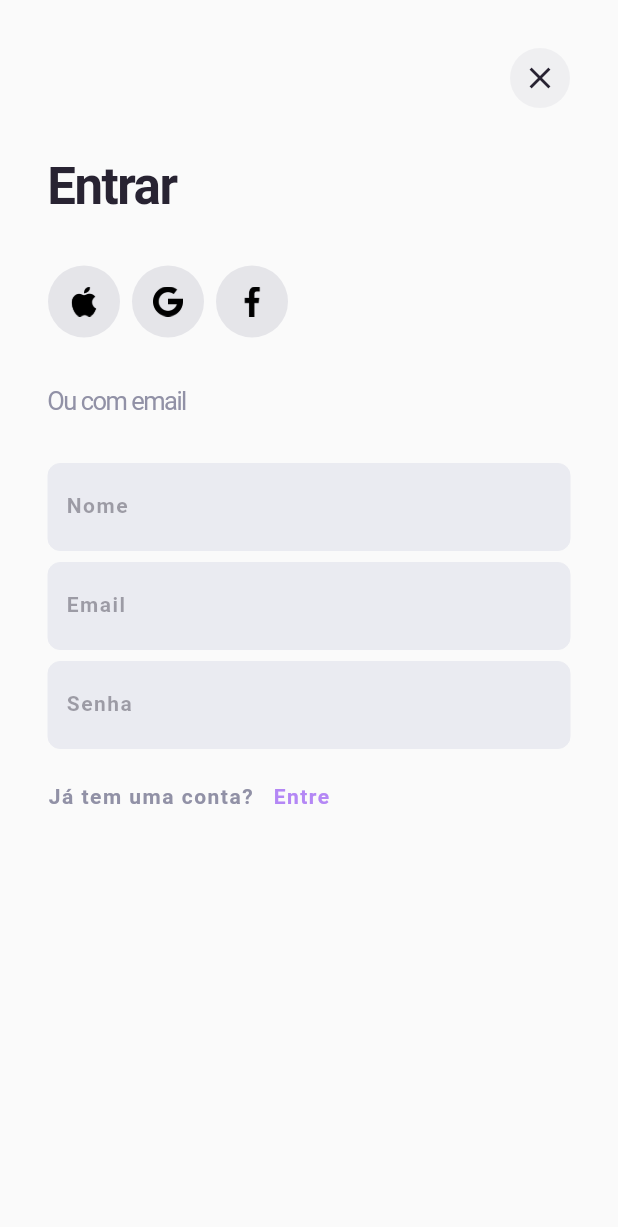
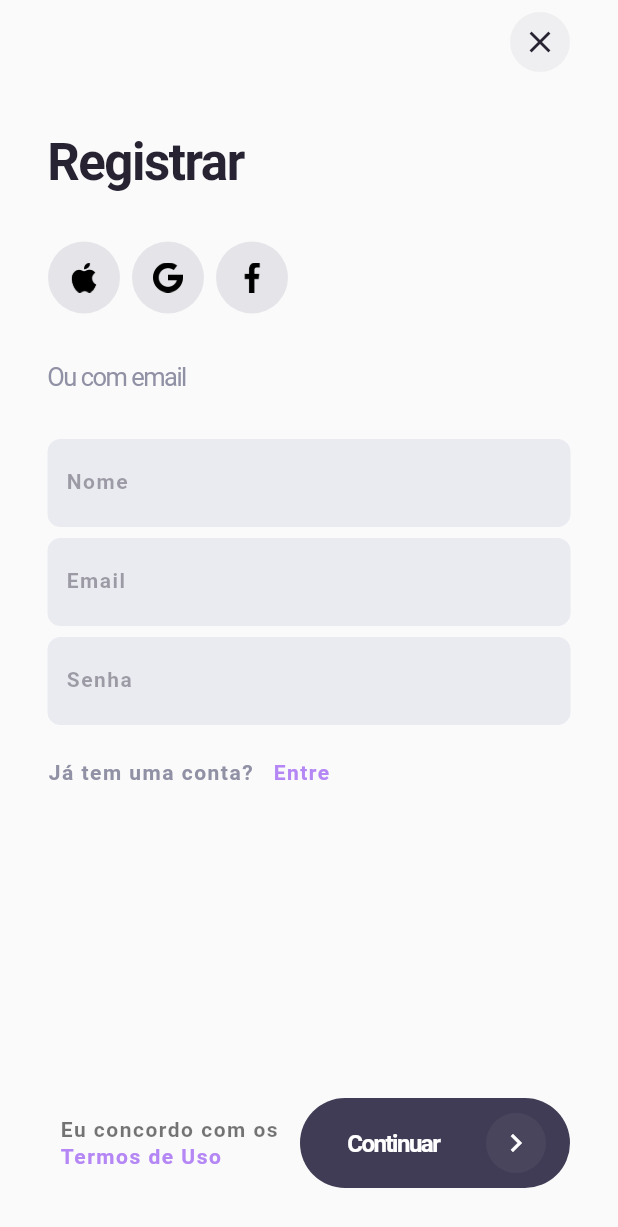
Before and after one commit to yanncabral/vitrine-flutter, a Flutter app: the screen it shows after launch, after a tap on "Entrar", on a phone screen of 412 x 824 dp. Shown: the top 1227 px of the screen. Run offline on Flutter 3.47's test engine with Material 2 defaults, Android fonts, the phone set to English and light mode, and no system bars; our stand-ins replace firebase_core, google_fonts; accounts and stored records are empty; Roboto replaces fonts that are missing (Overpass).

Commit message:
change close button to stay at app bar

```diff
--- a/lib/ui/signin_page.dart
+++ b/lib/ui/signin_page.dart
@@ -1,29 +1,39 @@
 import 'package:flutter/material.dart';
+import 'package:flutter/services.dart';
+import 'package:vitrine/ui/design/components/vanilla_action_button.dart';
 import 'package:vitrine/ui/design/vanilla_color_scheme.dart';
 
 class SignInPage extends StatelessWidget {
   @override
   Widget build(BuildContext context) {
     return Scaffold(
+      resizeToAvoidBottomInset: false,
+      appBar: AppBar(
+        elevation: 0,
+        backgroundColor: Theme.of(context).scaffoldBackgroundColor,
+        automaticallyImplyLeading: false,
+        actions: [
+          Padding(
+            padding: const EdgeInsets.symmetric(horizontal: 32.0),
+            child: CircleAvatar(
+              backgroundColor: VanillaColorScheme.medium.withOpacity(0.1),
+              child: IconButton(
+                color: VanillaColorScheme.black,
+                onPressed: () => Navigator.of(context).pop(),
+                icon: const Icon(Icons.close),
+              ),
+            ),
+          ),
+        ],
+      ),
       body: SafeArea(
         child: Padding(
           padding: const EdgeInsets.all(32.0),
           child: Column(
             crossAxisAlignment: CrossAxisAlignment.start,
             children: [
-              Row(
-                mainAxisAlignment: MainAxisAlignment.end,
-                children: [
-                  CircleAvatar(
-                    backgroundColor: VanillaColorScheme.medium.withOpacity(0.1),
-                    foregroundColor: VanillaColorScheme.black,
-                    child: const Icon(Icons.close),
-                  ),
-                ],
-              ),
-              const SizedBox(height: 32),
               Text(
-                "Entrar",
+                "Registrar",
                 style: Theme.of(context)
                     .textTheme
                     .headline2
@@ -32,33 +42,51 @@ class SignInPage extends StatelessWidget {
               const SizedBox(height: 32),
               Row(
                 children: [
-                  CircleAvatar(
+                  MaterialButton(
+                    onPressed: () {},
+                    padding: EdgeInsets.zero,
+                    minWidth: 0,
+                    child: CircleAvatar(
                       radius: 24,
-                    backgroundColor: VanillaColorScheme.medium.withOpacity(0.2),
+                      backgroundColor:
+                          VanillaColorScheme.medium.withOpacity(0.2),
                       foregroundColor: VanillaColorScheme.black,
                       child: Image.asset(
                         "assets/icons/apple.png",
                         height: 20,
                       ),
                     ),
+                  ),
                   const SizedBox(width: 8),
-                  CircleAvatar(
+                  MaterialButton(
+                    onPressed: () {},
+                    padding: EdgeInsets.zero,
+                    minWidth: 0,
+                    child: CircleAvatar(
                       radius: 24,
-                    backgroundColor: VanillaColorScheme.medium.withOpacity(0.2),
+                      backgroundColor:
+                          VanillaColorScheme.medium.withOpacity(0.2),
                       foregroundColor: VanillaColorScheme.black,
                       child: Image.asset(
                         "assets/icons/google.png",
                         height: 20,
                       ),
                     ),
+                  ),
                   const SizedBox(width: 8),
-                  CircleAvatar(
+                  MaterialButton(
+                    onPressed: () {},
+                    padding: EdgeInsets.zero,
+                    minWidth: 0,
+                    child: CircleAvatar(
                       radius: 24,
-                    backgroundColor: VanillaColorScheme.medium.withOpacity(0.2),
+                      backgroundColor:
+                          VanillaColorScheme.medium.withOpacity(0.2),
                       foregroundColor: VanillaColorScheme.black,
                       child: Image.asset(
                         "assets/icons/facebook.png",
                         height: 20,
+                      ),
                     ),
                   ),
                 ],
@@ -73,7 +101,7 @@ class SignInPage extends StatelessWidget {
               ),
               const SizedBox(height: 32),
               TextField(
-                keyboardType: TextInputType.emailAddress,
+                keyboardType: TextInputType.name,
                 style: Theme.of(context).textTheme.caption?.copyWith(
                       color: VanillaColorScheme.black,
                     ),
@@ -202,6 +230,38 @@ class SignInPage extends StatelessWidget {
                   ),
                 ],
               ),
+              const Spacer(),
+              Row(
+                mainAxisAlignment: MainAxisAlignment.spaceBetween,
+                children: [
+                  Flexible(
+                    child: TextButton(
+                      onPressed: () {},
+                      child: RichText(
+                        text: TextSpan(
+                            text: "Eu concordo com os ",
+                            style: Theme.of(context).textTheme.caption,
+                            children: [
+                              TextSpan(
+                                text: "Termos de Uso",
+                                style: Theme.of(context)
+                                    .textTheme
+                                    .caption
+                                    ?.copyWith(
+                                      color: VanillaColorScheme.secondary,
+                                    ),
+                              ),
+                            ]),
+                      ),
+                    ),
+                  ),
+                  VanillaActionButton(
+                    title: "Continuar",
+                    onPressed: () {},
+                    colorScheme: Brightness.dark,
+                  ),
+                ],
+              ),
             ],
           ),
         ),
```
Lines whose indentation alone changed are shown as unchanged.
